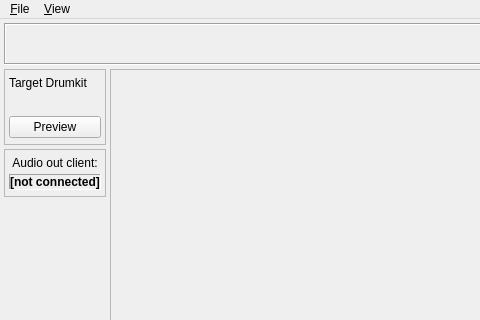
Before: the Qt Designer form res/main_window.ui in Zen-Master-SoSo/kitbash, drawn with Qt 5; both pictures show x 0 to 480 and y 0 to 320 of the 982 by 768 pixel window.
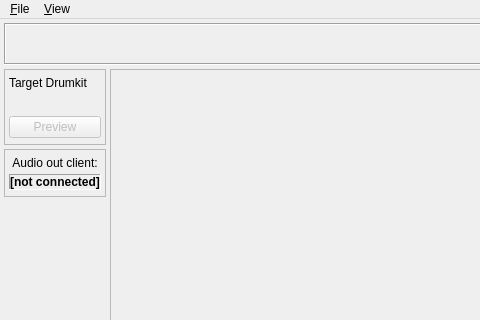
After: the same form once the commit is applied. Icons and pictures are not drawn.

```diff
--- a/res/main_window.ui
+++ b/res/main_window.ui
@@ -114,6 +114,9 @@
            </item>
            <item>
             <widget class="QPushButton" name="b_preview">
+             <property name="enabled">
+              <bool>false</bool>
+             </property>
              <property name="text">
               <string>Preview</string>
              </property>
```
Left out of the diff: 5 changed lines with no effect on the pictures.
